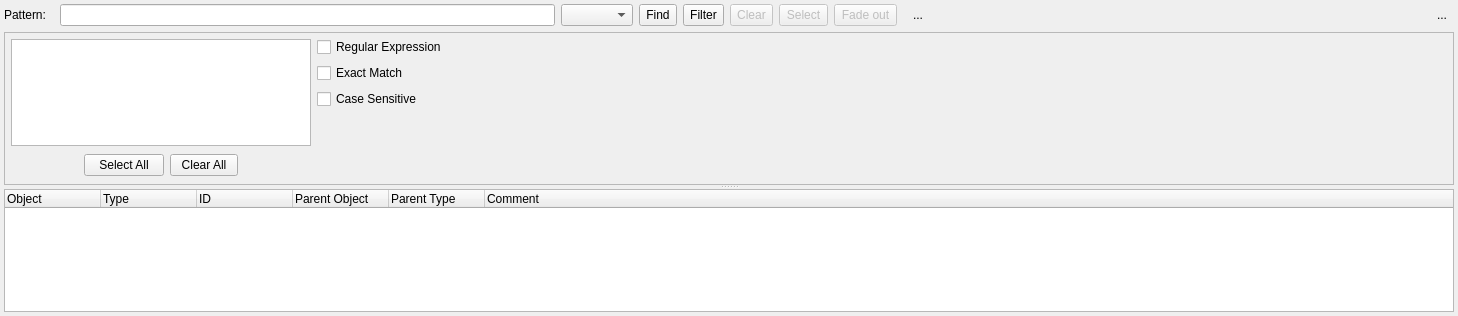
Old version of the form libs/libgui/ui/widgets/objectfinderwidget.ui in the repository pgmodeler/pgmodeler.
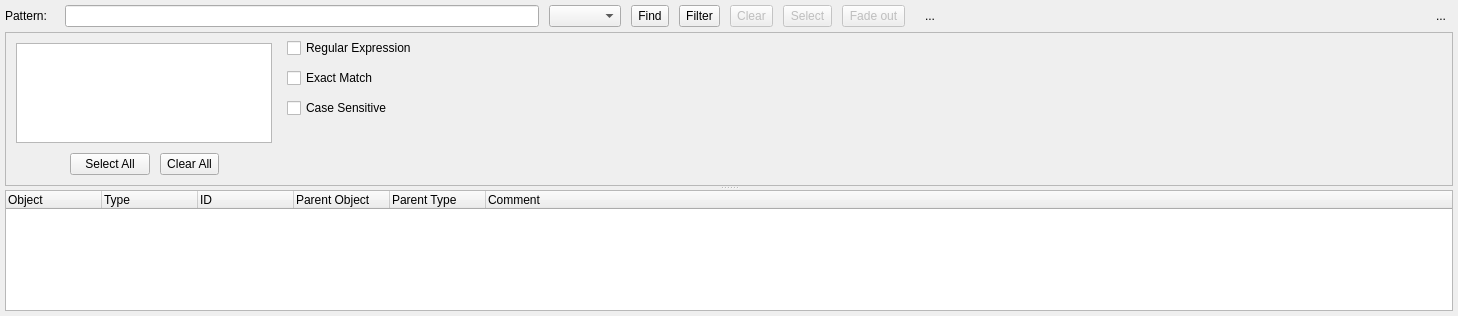
New version of the form. Icons and pictures are not drawn.

Patch:
```diff
--- a/libs/libgui/ui/widgets/objectfinderwidget.ui
+++ b/libs/libgui/ui/widgets/objectfinderwidget.ui
@@ -27,16 +27,22 @@
   </property>
   <layout class="QGridLayout" name="gridLayout_3">
    <property name="leftMargin">
-    <number>4</number>
+    <number>5</number>
    </property>
    <property name="topMargin">
-    <number>4</number>
+    <number>5</number>
    </property>
    <property name="rightMargin">
-    <number>4</number>
+    <number>5</number>
    </property>
    <property name="bottomMargin">
-    <number>4</number>
+    <number>5</number>
+   </property>
+   <property name="horizontalSpacing">
+    <number>10</number>
+   </property>
+   <property name="verticalSpacing">
+    <number>5</number>
    </property>
    <item row="0" column="4">
     <widget class="QToolButton" name="filter_btn">
@@ -346,19 +352,19 @@
          </property>
          <layout class="QGridLayout" name="gridLayout_2">
           <property name="leftMargin">
-           <number>4</number>
+           <number>5</number>
           </property>
           <property name="topMargin">
-           <number>4</number>
+           <number>5</number>
           </property>
           <property name="rightMargin">
-           <number>4</number>
+           <number>5</number>
           </property>
           <property name="bottomMargin">
-           <number>4</number>
+           <number>5</number>
           </property>
-          <property name="horizontalSpacing">
-           <number>4</number>
+          <property name="spacing">
+           <number>10</number>
           </property>
           <item row="3" column="1">
            <spacer name="horizontalSpacer_4">
@@ -415,24 +421,37 @@
           <item row="0" column="0" rowspan="4">
            <layout class="QGridLayout" name="gridLayout">
             <property name="leftMargin">
-             <number>2</number>
+             <number>5</number>
             </property>
             <property name="topMargin">
-             <number>2</number>
+             <number>5</number>
             </property>
             <property name="rightMargin">
-             <number>2</number>
+             <number>5</number>
             </property>
             <property name="bottomMargin">
-             <number>4</number>
+             <number>5</number>
             </property>
-            <property name="horizontalSpacing">
-             <number>6</number>
+            <property name="spacing">
+             <number>10</number>
             </property>
-            <property name="verticalSpacing">
-             <number>8</number>
-            </property>
-            <item row="2" column="0">
+            <item row="0" column="0" colspan="4">
+             <widget class="QListWidget" name="obj_types_lst">
+              <property name="sizePolicy">
+               <sizepolicy hsizetype="Expanding" vsizetype="Expanding">
+                <horstretch>0</horstretch>
+                <verstretch>0</verstretch>
+               </sizepolicy>
+              </property>
+              <property name="editTriggers">
+               <set>QAbstractItemView::NoEditTriggers</set>
+              </property>
+              <property name="sortingEnabled">
+               <bool>true</bool>
+              </property>
+             </widget>
+            </item>
+            <item row="1" column="0" rowspan="2">
              <spacer name="horizontalSpacer_2">
               <property name="orientation">
                <enum>Qt::Horizontal</enum>
@@ -448,7 +467,7 @@
               </property>
              </spacer>
             </item>
-            <item row="2" column="1">
+            <item row="1" column="1" rowspan="2">
              <widget class="QPushButton" name="select_all_btn">
               <property name="sizePolicy">
                <sizepolicy hsizetype="Preferred" vsizetype="Preferred">
@@ -473,7 +492,7 @@
               </property>
              </widget>
             </item>
-            <item row="2" column="2">
+            <item row="1" column="2" rowspan="2">
              <widget class="QToolButton" name="clear_all_btn">
               <property name="enabled">
                <bool>true</bool>
@@ -507,7 +526,7 @@
               </property>
              </widget>
             </item>
-            <item row="2" column="3">
+            <item row="1" column="3" rowspan="2">
              <spacer name="horizontalSpacer_3">
               <property name="orientation">
                <enum>Qt::Horizontal</enum>
@@ -523,34 +542,6 @@
               </property>
              </spacer>
             </item>
-            <item row="0" column="0" colspan="4">
-             <widget class="QListWidget" name="obj_types_lst">
-              <property name="sizePolicy">
-               <sizepolicy hsizetype="Fixed" vsizetype="Expanding">
-                <horstretch>0</horstretch>
-                <verstretch>0</verstretch>
-               </sizepolicy>
-              </property>
-              <property name="minimumSize">
-               <size>
-                <width>300</width>
-                <height>0</height>
-               </size>
-              </property>
-              <property name="maximumSize">
-               <size>
-                <width>300</width>
-                <height>16777215</height>
-               </size>
-              </property>
-              <property name="editTriggers">
-               <set>QAbstractItemView::NoEditTriggers</set>
-              </property>
-              <property name="sortingEnabled">
-               <bool>true</bool>
-              </property>
-             </widget>
-            </item>
            </layout>
           </item>
          </layout>
```
Left out of the diff: 1 changed line with no effect on the pictures.
